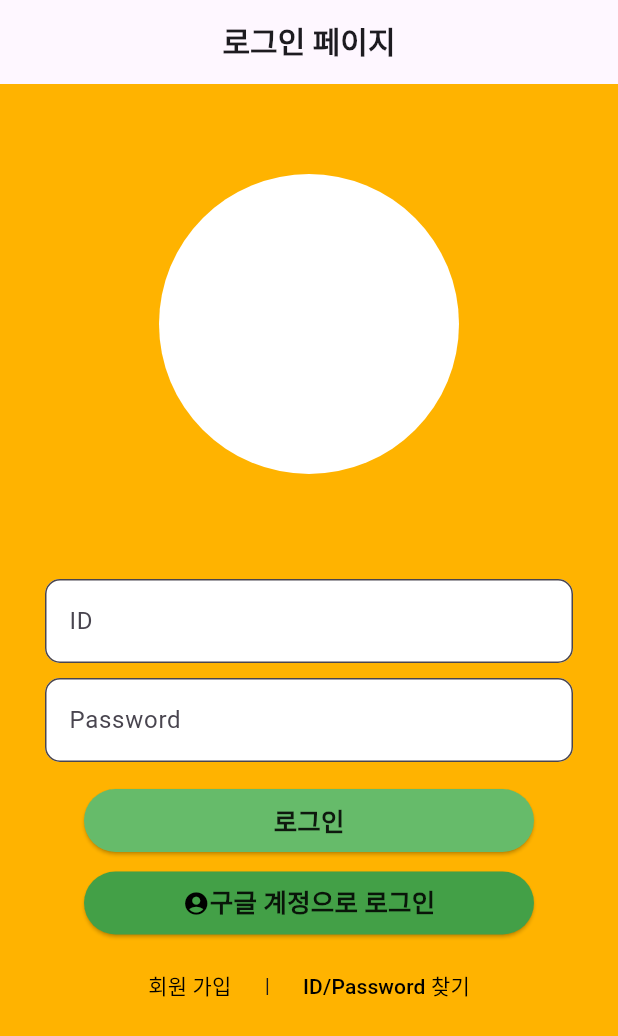
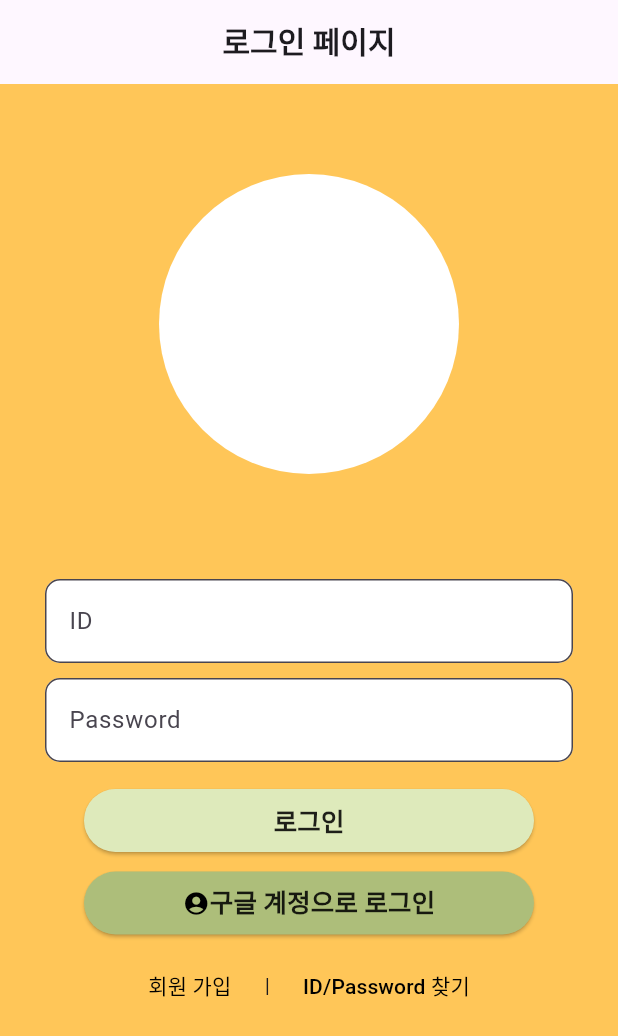
Before and after one commit to CSID-DGU/2024-01-CSC4004-03-I-Contact, a Flutter app: the screen it shows after launch, on a phone screen of 412 x 824 dp. Shown: the top 1036 px of the screen. Run offline on Flutter 3.47's test engine with Material 3 defaults, Android fonts, the phone set to English and light mode, and no system bars; our stand-ins replace flutter_secure_storage, riverpod, shared_preferences; missing offline and left inert: flutter_naver_map; accounts and stored records are empty.

```diff
--- a/owner/lib/Screen/Main/login_page.dart
+++ b/owner/lib/Screen/Main/login_page.dart
@@ -56,7 +56,7 @@ class _LoginPageState extends State<LoginPage> {
         FocusScope.of(context).unfocus();
       },
       child: Scaffold(
-        backgroundColor: Colors.amber[600],
+        backgroundColor: const Color.fromARGB(255, 255, 198, 88),
         appBar: AppBar(
           title: const Center(
             child: Text(
@@ -93,7 +93,7 @@ class _LoginPageState extends State<LoginPage> {
                       const CircleAvatar(
                         // Flexible 제거
                         backgroundColor: Colors.white,
-                        radius: 100.0, // 원래는 1000.0이었으나 실제 사용 가능한 크기로 조정
+                        radius: 100.0,
                       ),
                       const SizedBox(height: 70),
                       Column(
@@ -135,7 +135,7 @@ class _LoginPageState extends State<LoginPage> {
                             child: ElevatedButton(
                               style: ButtonStyle(
                                 backgroundColor: MaterialStateProperty.all(
-                                    Colors.green[400]),
+                                    const Color.fromARGB(255, 222, 234, 187)),
                               ),
                               onPressed: _login,
                               child: const Text(
@@ -157,7 +157,7 @@ class _LoginPageState extends State<LoginPage> {
                             child: ElevatedButton(
                               style: ButtonStyle(
                                 backgroundColor: MaterialStateProperty.all(
-                                    Colors.green[600]),
+                                    const Color.fromARGB(255, 173, 190, 122)),
                               ),
                               onPressed: () {},
                               child: const Row(
```
Also changed, not shown: owner/lib/Screen/Register/register_page.dart (+26 -3 lines), owner/lib/Screen/Register/store_register_page.dart (+20 -10 lines).
